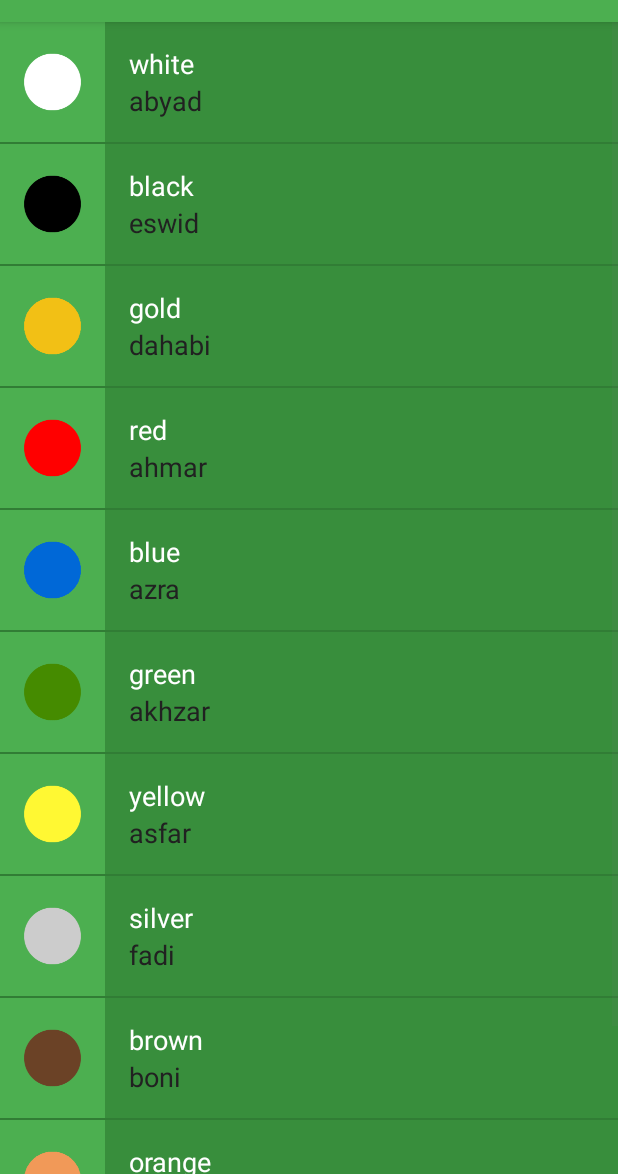
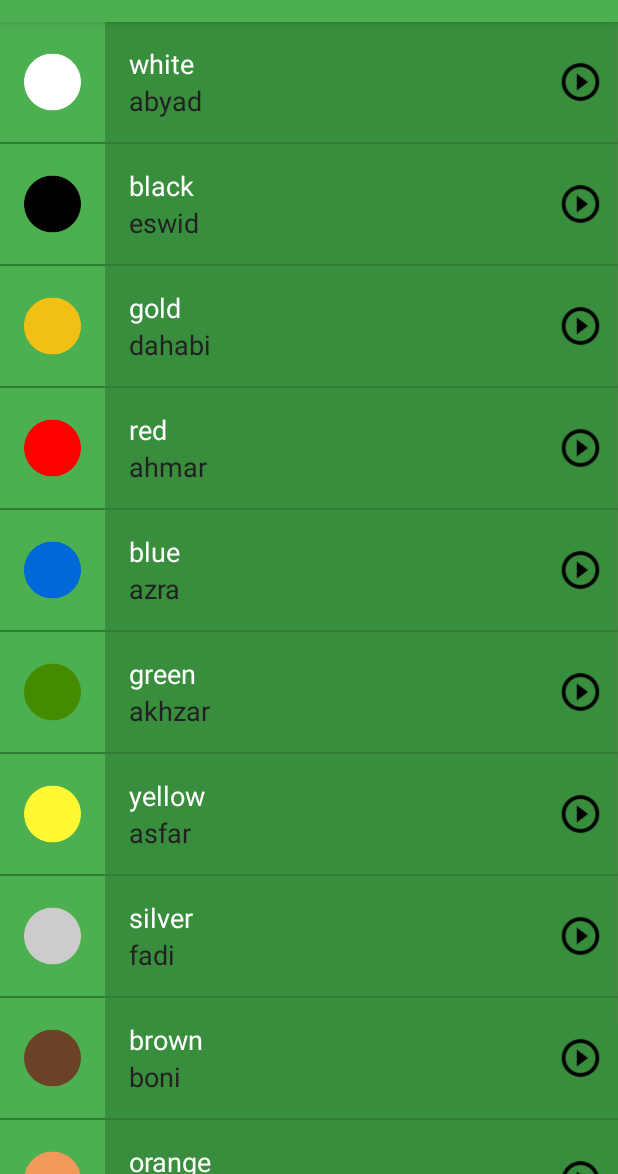
Before and after one commit to M-ZubairAhmed/Android-IqraArabic, an Android app: the ColorsActivity screen opened directly, with no data from a screen before it, on a phone screen of 412 x 824 dp, the part 62-1236 px from its top. Run offline under Robolectric (Android 15) with nearby library versions, the phone set to English and light mode, and no system bars.

Commit message:
added play icon to view

```diff
--- a/app/src/main/res/layout/row_layout.xml
+++ b/app/src/main/res/layout/row_layout.xml
@@ -17,7 +17,7 @@
     <LinearLayout
         android:layout_width="0dp"
         android:paddingStart="@dimen/activity_horizontal_margin"
-        android:paddingEnd="@dimen/activity_horizontal_margin"
+        android:paddingEnd="10dp"
         android:layout_height="match_parent"
         android:layout_weight="1"
         android:gravity="center_vertical"
@@ -40,4 +40,12 @@
             tools:text="Here goes arabic words" />
     </LinearLayout>
 
+    <ImageView
+        android:layout_width="30dp"
+        android:layout_height="match_parent"
+        android:src="@drawable/play_icon"
+        android:layout_marginEnd="10dp"
+        android:layout_marginStart="1dp"
+        android:layout_gravity="center_vertical"/>
+
 </LinearLayout>
```
Also changed, not shown: app/src/main/res/drawable/play_icon.png (added), 1 other file.
